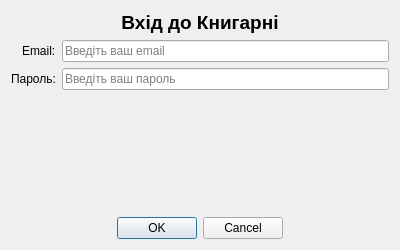
The window that logindialog.ui (Defenderest/DB_Kurs) describes before a commit, drawn with Qt 5.
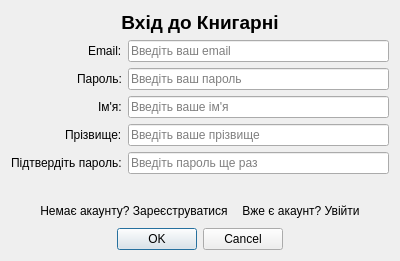
The same window after the commit.

What changed in the file:
```diff
--- a/logindialog.ui
+++ b/logindialog.ui
@@ -69,6 +69,51 @@
        </property>
       </widget>
      </item>
+     <item row="2" column="0">
+      <widget class="QLabel" name="firstNameLabel">
+       <property name="text">
+        <string>Ім'я:</string>
+       </property>
+      </widget>
+     </item>
+     <item row="2" column="1">
+      <widget class="QLineEdit" name="firstNameLineEdit">
+       <property name="placeholderText">
+        <string>Введіть ваше ім'я</string>
+       </property>
+      </widget>
+     </item>
+     <item row="3" column="0">
+      <widget class="QLabel" name="lastNameLabel">
+       <property name="text">
+        <string>Прізвище:</string>
+       </property>
+      </widget>
+     </item>
+     <item row="3" column="1">
+      <widget class="QLineEdit" name="lastNameLineEdit">
+       <property name="placeholderText">
+        <string>Введіть ваше прізвище</string>
+       </property>
+      </widget>
+     </item>
+     <item row="4" column="0">
+      <widget class="QLabel" name="confirmPasswordLabel">
+       <property name="text">
+        <string>Підтвердіть пароль:</string>
+       </property>
+      </widget>
+     </item>
+     <item row="4" column="1">
+      <widget class="QLineEdit" name="confirmPasswordLineEdit">
+       <property name="echoMode">
+        <enum>QLineEdit::EchoMode::Password</enum>
+       </property>
+       <property name="placeholderText">
+        <string>Введіть пароль ще раз</string>
+       </property>
+      </widget>
+     </item>
     </layout>
    </item>
    <item>
@@ -88,6 +133,56 @@
      </property>
     </widget>
    </item>
+   <item>
+    <layout class="QHBoxLayout" name="switchButtonLayout">
+     <item>
+      <spacer name="horizontalSpacer_2">
+       <property name="orientation">
+        <enum>Qt::Orientation::Horizontal</enum>
+       </property>
+       <property name="sizeHint" stdset="0">
+        <size>
+         <width>40</width>
+         <height>20</height>
+        </size>
+       </property>
+      </spacer>
+     </item>
+     <item>
+      <widget class="QPushButton" name="switchToRegisterButton">
+       <property name="text">
+        <string>Немає акаунту? Зареєструватися</string>
+       </property>
+       <property name="flat">
+        <bool>true</bool>
+       </property>
+      </widget>
+     </item>
+     <item>
+      <widget class="QPushButton" name="switchToLoginButton">
+       <property name="text">
+        <string>Вже є акаунт? Увійти</string>
+       </property>
+       <property name="flat">
+        <bool>true</bool>
+       </property>
+      </widget>
+     </item>
+     <item>
+      <spacer name="horizontalSpacer">
+       <property name="orientation">
+        <enum>Qt::Orientation::Horizontal</enum>
+       </property>
+       <property name="sizeHint" stdset="0">
+        <size>
+         <width>40</width>
+         <height>20</height>
+        </size>
+       </property>
+      </spacer>
+     </item>
+    </layout>
+   </item>
    <item>
     <spacer name="verticalSpacer">
      <property name="orientation">
```
